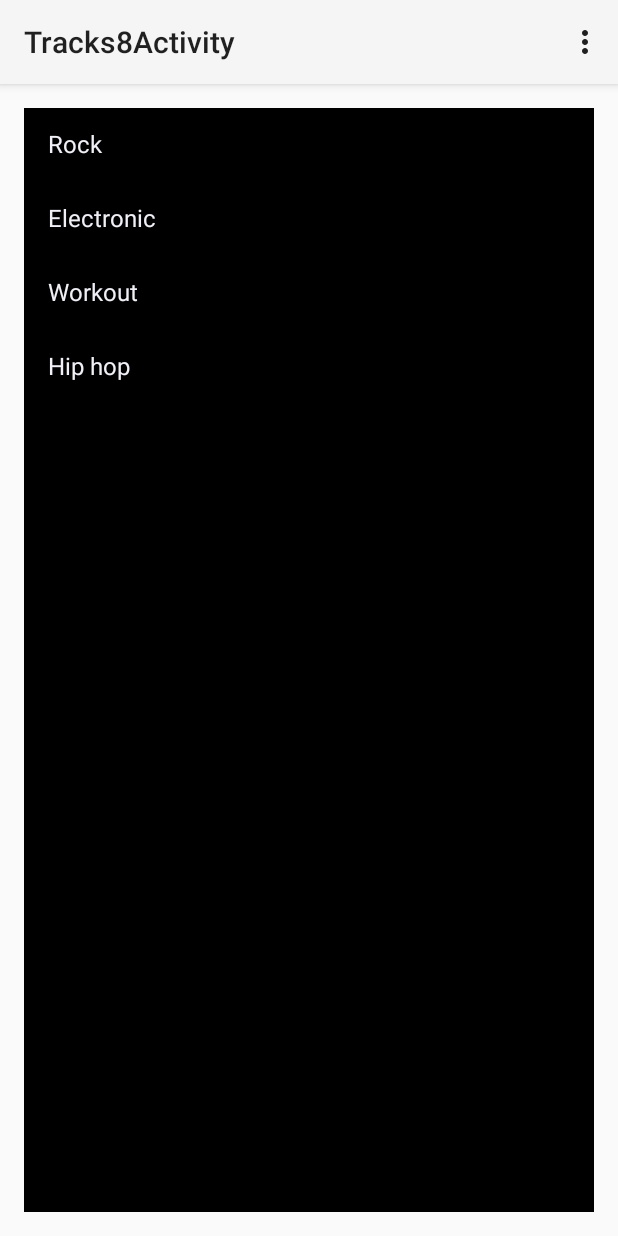
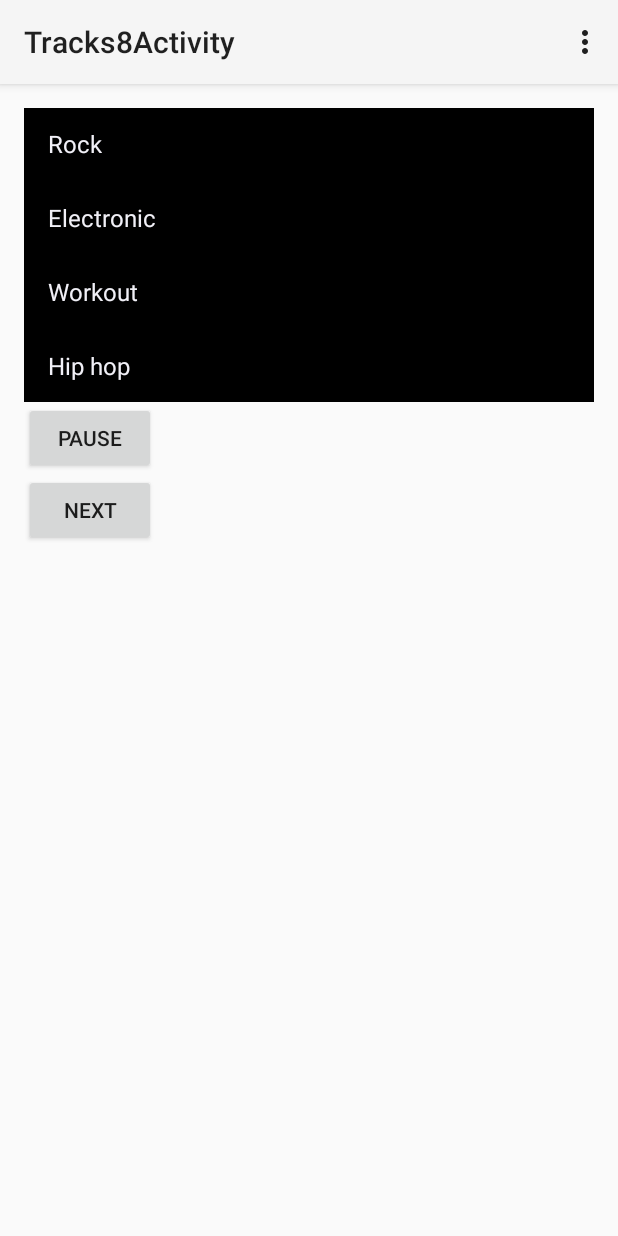
Before and after one commit to phillipchengh/Coach_K, an Android app: the Tracks8Activity screen opened directly, with no data from a screen before it, on a phone screen of 412 x 824 dp. Run offline under Robolectric (Android 15) with nearby library versions, the phone set to English and light mode, and no system bars.

Commit message:
PlayPause AND buttons

```diff
--- a/android/app/src/main/java/com/coachksrun/Tracks8/utility.java
+++ b/android/app/src/main/java/com/coachksrun/Tracks8/utility.java
@@ -1,4 +1,6 @@
 package com.coachksrun.Tracks8;
+
+import android.media.MediaPlayer;
 
 import java.io.BufferedReader;
 import java.io.IOException;
@@ -9,11 +11,14 @@ import java.net.HttpURLConnection;
 
 public class utility {
 
+    public static MediaPlayer mediaPlayer;
+
     public static String DEV_KEY = "afe6602f9dfd8d5552dfa555feda9fab0a0a3643";
     public static String URL_GENRE = "http://8tracks.com/mix_sets/tags:%s:popular.json";
     public static int CAP_NUM_MIXES = 3;
 
     public static String MIX_ID_PLAY_TOKEN_ACTION = "com.coachksrun.action.GET_MIX_ID_PLAY_TOKEN";
+    public static String SKIP_SONG_ACTION = "com.coachksrun.action.SKIP_SONG";
 
     public static final String ACTION_PLAY = "com.example.action.PLAY";
 
@@ -49,4 +54,5 @@ public class utility {
         is.close();
         return sb.toString();
     }
+
 }
--- a/android/app/src/main/res/layout/activity_tracks8.xml
+++ b/android/app/src/main/res/layout/activity_tracks8.xml
@@ -8,16 +8,15 @@
     android:paddingBottom="@dimen/activity_vertical_margin"
     tools:context="com.coachksrun.Tracks8Activity">
 
-    <TextView
-        android:text="@string/hello_world"
+    <LinearLayout
+        android:layout_width="match_parent"
+        android:layout_height="match_parent"
+        android:orientation="vertical">
+
+        <ListView
+            android:id="@+id/tracks8_playlists_selection_list"
             android:layout_width="wrap_content"
             android:layout_height="wrap_content"
-        android:id="@+id/textView" />
-
-    <ListView xmlns:android="http://schemas.android.com/apk/res/android"
-        android:id="@+id/tracks8_playlists_selection_list"
-        android:layout_width="match_parent"
-        android:layout_height="match_parent"
             android:columnWidth="90dp"
             android:numColumns="auto_fit"
             android:verticalSpacing="10dp"
@@ -26,4 +25,24 @@
             android:gravity="center"
             />
 
+        <Button
+            android:id="@+id/button_pause"
+            android:layout_width="wrap_content"
+            android:layout_height="wrap_content"
+            android:layout_gravity="bottom"
+            android:text="@string/tracks8_pause"
+            android:onClick="pauseClicked" />
+
+        <Button
+            android:id="@+id/button_next"
+            android:layout_width="wrap_content"
+            android:layout_height="wrap_content"
+            android:layout_gravity="bottom"
+            android:text="@string/tracks8_next"
+            android:onClick="skipClicked_stupid" />
+
+    </LinearLayout>
+
+
+
 </RelativeLayout>
--- a/android/app/src/main/res/values/strings.xml
+++ b/android/app/src/main/res/values/strings.xml
@@ -10,5 +10,6 @@
     <string name="title_activity_yelp">YelpActivity</string>
 
     <string name="tracks8_playlists_selection_list">Tracks8PlaylistsListView</string>
-
+    <string name="tracks8_pause">Pause</string>
+    <string name="tracks8_next">Next</string>
 </resources>
```
Also changed, not shown: android/app/src/main/java/com/coachksrun/Tracks8/MusicService.java (+30 -9 lines), android/app/src/main/java/com/coachksrun/Tracks8Activity.java (+52 -0 lines). Lines whose indentation alone changed are shown as unchanged.
